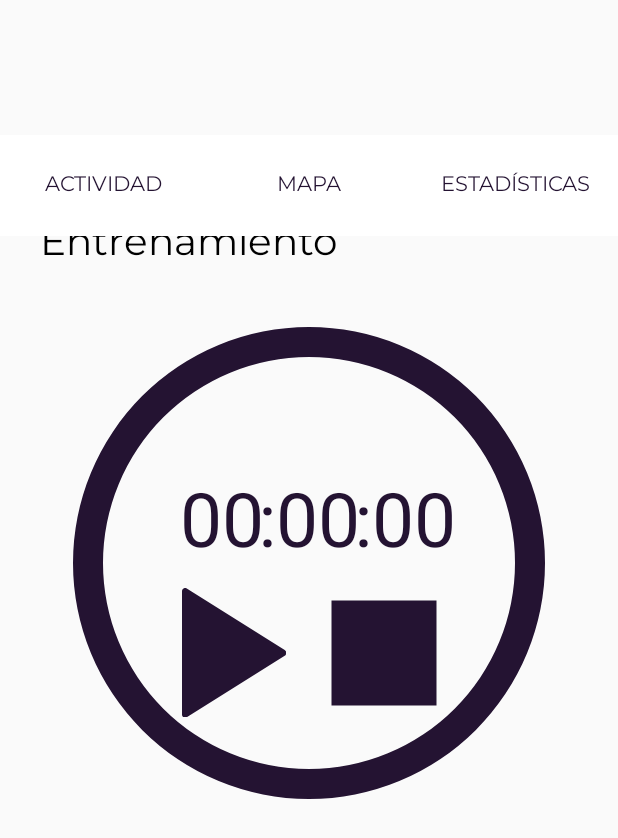
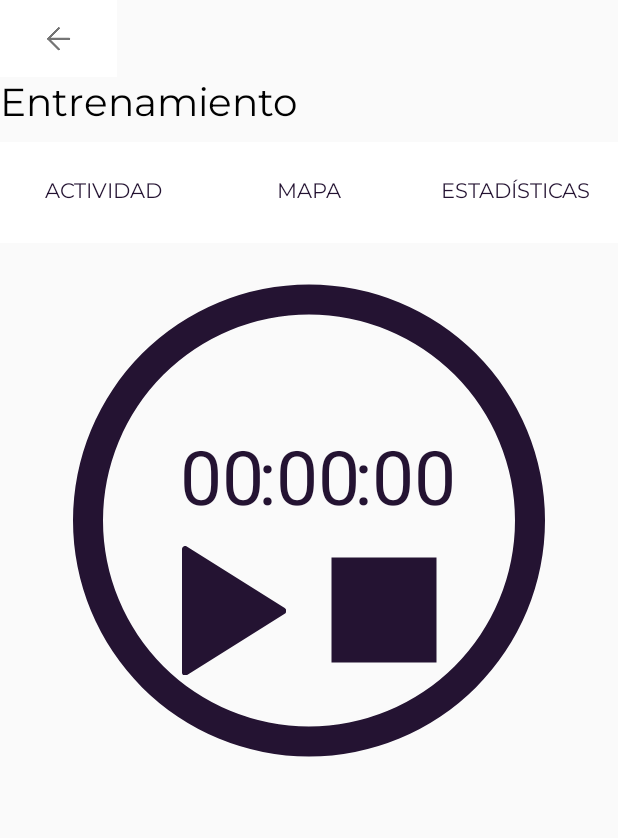
Before and after one commit to FannyLorenzo/Proyecto, an Android app: the EntrenamientoActivity screen opened directly, with no data from a screen before it, on a phone screen of 412 x 824 dp. Shown: the top 838 px of the screen. Run offline under Robolectric (Android 15) with nearby library versions, the phone set to English and light mode, and no system bars.

Commit message:
interfaz de entrenamiento con constrait layout

```diff
--- a/app/src/main/java/com/example/proyecto/view/EntrenamientoActivity.java
+++ b/app/src/main/java/com/example/proyecto/view/EntrenamientoActivity.java
@@ -57,6 +57,7 @@ public class EntrenamientoActivity extends AppCompatActivity implements IEntrena
 
         // el primer fragment con el que inicia
         getSupportFragmentManager().beginTransaction().add(R.id.activity_fragment,actividadFragment).commit();
+        getSupportFragmentManager().beginTransaction().add(R.id.activity_fragment,estadisticasFragment);
 
         // locaciones en fragment de Mapa
 
--- a/app/src/main/res/layout/activity_entrenamiento.xml
+++ b/app/src/main/res/layout/activity_entrenamiento.xml
@@ -1,5 +1,5 @@
 <?xml version="1.0" encoding="utf-8"?>
-<RelativeLayout xmlns:android="http://schemas.android.com/apk/res/android"
+<androidx.constraintlayout.widget.ConstraintLayout xmlns:android="http://schemas.android.com/apk/res/android"
     xmlns:app="http://schemas.android.com/apk/res-auto"
     xmlns:tools="http://schemas.android.com/tools"
     android:layout_width="match_parent"
@@ -7,40 +7,36 @@
     tools:context=".view.EntrenamientoActivity">
 
 
-
-    <TextView
-        android:id="@+id/txt_entrenamiento"
-        android:layout_width="268dp"
-        android:layout_height="wrap_content"
-        android:layout_alignParentEnd="true"
-        android:layout_alignParentBottom="true"
-        android:layout_marginEnd="117dp"
-        android:layout_marginBottom="642dp"
-        android:fontFamily="@font/montserrat"
-        android:text="@string/entrenamiento"
-
-        android:textColor="#000000"
-        android:textSize="26sp" />
-
-
-
     <ImageButton
         android:id="@+id/imgbtn_atras"
         android:layout_width="78dp"
         android:layout_height="51dp"
-        android:layout_alignParentEnd="true"
-        android:layout_alignParentBottom="true"
-        android:layout_marginEnd="333dp"
-        android:layout_marginBottom="680dp"
         android:background="@color/white"
-        app:srcCompat="@drawable/ic_regresar" />
+        app:layout_constraintBottom_toTopOf="@id/txt_entrenamiento"
+        app:srcCompat="@drawable/ic_regresar"
+        tools:ignore="MissingConstraints" />
+
+
+    <TextView
+        android:id="@+id/txt_entrenamiento"
+        android:layout_width="wrap_content"
+        android:layout_height="wrap_content"
+        android:fontFamily="@font/montserrat"
+        android:text="@string/entrenamiento"
+        android:textColor="#000000"
+        android:textSize="26sp"
+        app:layout_constraintHorizontal_chainStyle="packed"
+        app:layout_constraintTop_toBottomOf="@id/imgbtn_atras"
+        tools:layout_editor_absoluteX="34dp"
+        tools:ignore="MissingConstraints" />
 
     <LinearLayout
         android:id="@+id/linearLayout"
         android:layout_width="match_parent"
         android:layout_height="67dp"
         android:orientation="horizontal"
-        android:layout_marginTop="90dp">
+        app:layout_constraintTop_toBottomOf="@id/txt_entrenamiento"
+        android:layout_marginTop="5dp">
 
         <Button
             android:id="@+id/actividad_fragmentButton"
@@ -80,8 +76,10 @@
     <FrameLayout
         android:id="@+id/activity_fragment"
         android:layout_width="match_parent"
-        android:layout_height="400dp"
-        android:layout_marginTop="175dp">
+        android:layout_height="350dp"
+        android:layout_marginTop="10dp"
+        app:layout_constraintTop_toBottomOf="@id/linearLayout"
+        >
 
     </FrameLayout>
 
@@ -89,8 +87,11 @@
         android:id="@+id/music_fragment"
         android:layout_width="match_parent"
         android:layout_height="135dp"
-        android:layout_marginTop="590dp">
+        android:layout_marginTop="10dp"
+        app:layout_constraintTop_toBottomOf="@id/activity_fragment"
+
+        >
 
     </FrameLayout>
 
-</RelativeLayout>
+</androidx.constraintlayout.widget.ConstraintLayout>
```
Also changed, not shown: app/src/main/res/layout/fragment_mapa_.xml (deleted, +0 -137 lines), app/src/main/res/layout/fragment_ubicacion_.xml (+42 -52 lines).
